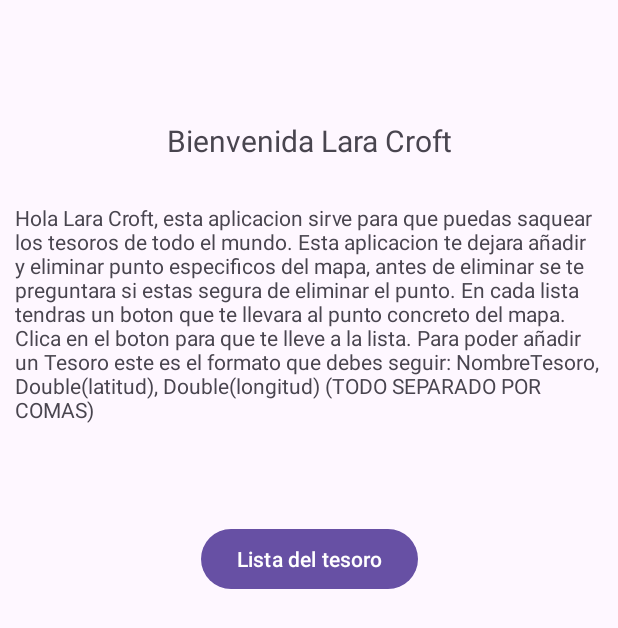
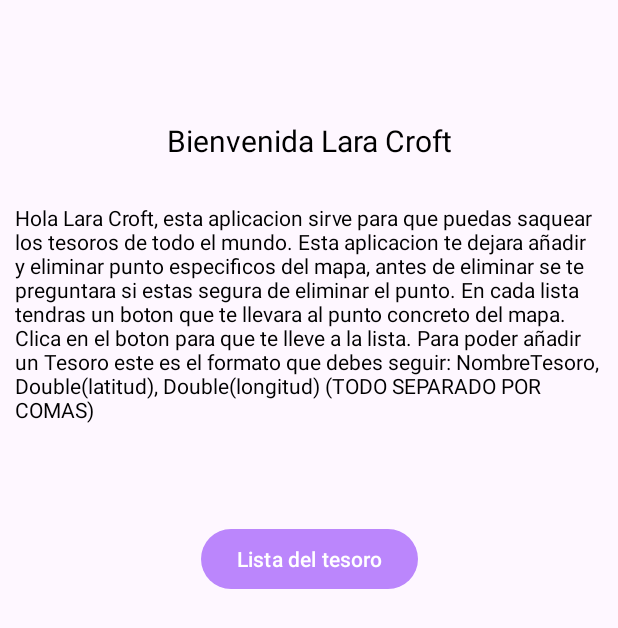
Before and after one commit to lierniSR/PROM_EXAM_EV1, an Android app: the screen it shows after launch (MainActivity), on a phone screen of 412 x 824 dp. Shown: the top 628 px of the screen. Run offline under Robolectric (Android 15) with nearby library versions, the phone set to English and light mode, and no system bars.

Commit message:
Sonido añadido antes de la alerta y al eliminar el tesoro tambien

```diff
--- a/app/src/main/java/com/example/examen_prom/TesororLista.kt
+++ b/app/src/main/java/com/example/examen_prom/TesororLista.kt
@@ -57,6 +57,8 @@ class TesororLista : AppCompatActivity(){
                 db.deleteTarea(tesoros[posicion].nombre)
                 tesoros.removeAt(posicion)
                 adapter.notifyItemRemoved(posicion)
+                val mediaPlayer2 = MediaPlayer.create(this, R.raw.eliminar2)
+                mediaPlayer2.start()
                 dialog.dismiss()
             }
             .setNegativeButton("No") { dialog, which ->
--- a/app/src/main/res/values-night/themes.xml
+++ b/app/src/main/res/values-night/themes.xml
@@ -2,6 +2,9 @@
     <!-- Base application theme. -->
     <style name="Base.Theme.EXAMEN_PROM" parent="Theme.Material3.DayNight.NoActionBar">
         <!-- Customize your dark theme here. -->
-        <!-- <item name="colorPrimary">@color/my_dark_primary</item> -->
+        <item name="android:textColor">@color/my_dark_text</item> <!-- Color de texto en modo oscuro -->
+        <item name="android:textColorPrimary">@color/my_dark_text</item> <!-- Color de texto primario en modo oscuro -->
+        <item name="android:textColorSecondary">@color/my_dark_text</item> <!-- Color de texto secundario en modo oscuro -->
     </style>
+    <style name="Theme.EXAMEN_PROM" parent="Base.Theme.EXAMEN_PROM" />
 </resources>
--- a/app/src/main/res/values/colors.xml
+++ b/app/src/main/res/values/colors.xml
@@ -3,4 +3,8 @@
     <color name="black">#FF000000</color>
     <color name="white">#FFFFFFFF</color>
     <color name="azul">#2196F3</color>
+    <color name="my_light_primary">#BB86FC</color> <!-- Ejemplo de color primario -->
+    <color name="my_dark_text">#FFFFFF</color> <!-- Color de texto en modo oscuro -->
+    <color name="my_lightDark_primary">#6200EE</color> <!-- Ejemplo de color primario -->
+    <color name="my_light_text">#000000</color> <!-- Color de texto en modo claro -->
 </resources>
--- a/app/src/main/res/values/themes.xml
+++ b/app/src/main/res/values/themes.xml
@@ -2,7 +2,10 @@
     <!-- Base application theme. -->
     <style name="Base.Theme.EXAMEN_PROM" parent="Theme.Material3.DayNight.NoActionBar">
         <!-- Customize your light theme here. -->
-        <!-- <item name="colorPrimary">@color/my_light_primary</item> -->
+        <item name="colorPrimary">@color/my_light_primary</item>
+        <item name="android:textColor">@color/my_light_text</item> <!-- Color de texto en modo claro -->
+        <item name="android:textColorPrimary">@color/my_light_text</item> <!-- Color de texto primario en modo claro -->
+        <item name="android:textColorSecondary">@color/my_light_text</item> <!-- Color de texto secundario en modo claro -->
     </style>
 
     <style name="Theme.EXAMEN_PROM" parent="Base.Theme.EXAMEN_PROM" />
```
Also changed, not shown: 60 other files.
